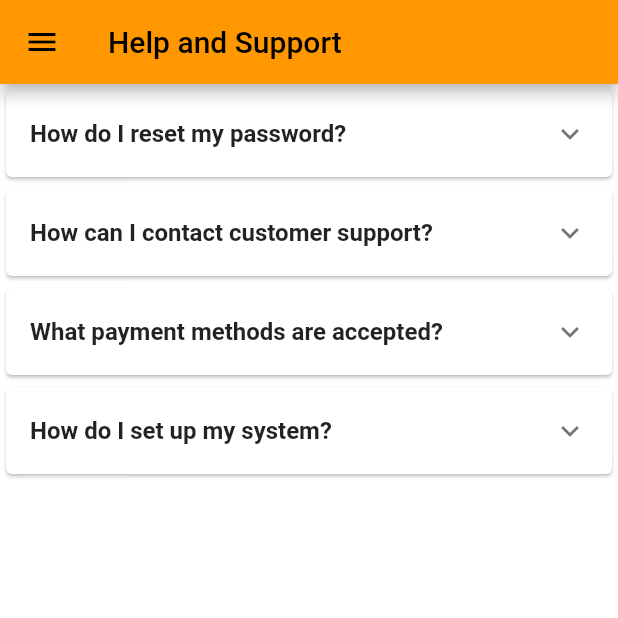
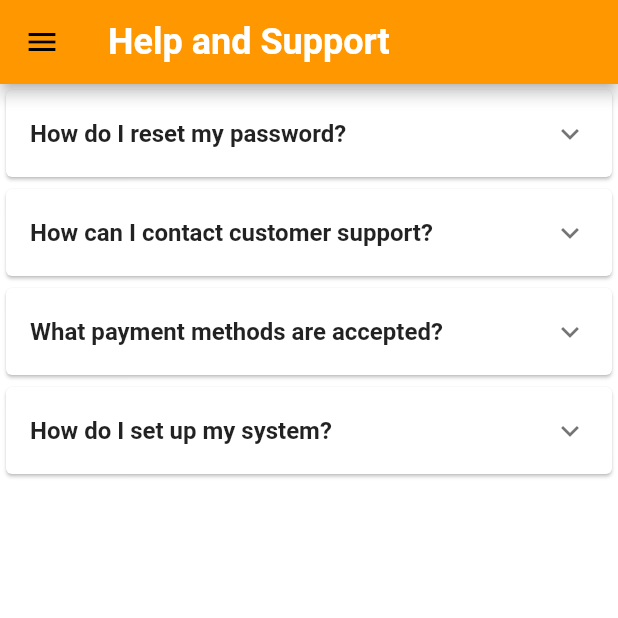
Before and after one commit to smazharzaidi/landregistryapp, a Flutter app: the SalePurchase screen opened directly, after a tap on the "menu" icon, after a tap on "Help & Support", on a phone screen of 412 x 824 dp, the top half of it. Run offline on Flutter 3.47's test engine with Material 2 defaults, Android fonts, the phone set to English and light mode, and no system bars; our stand-ins replace cloud_firestore, firebase_auth, firebase_core, google_fonts, google_maps_flutter; accounts and stored records are empty; network calls fail.

Commit message:
Kuch bhi 5

```diff
--- a/lib/help_support.dart
+++ b/lib/help_support.dart
@@ -47,7 +47,14 @@ class _HelpSupportPageState extends State<HelpSupportPage> {
     return Scaffold(
       backgroundColor: Colors.white,
       appBar: AppBar(
-        title: Text('Help and Support'),
+        title: Text('Help and Support',
+            style: TextStyle(
+                  color: Colors.white,
+                  fontSize: 24,
+                  fontWeight: FontWeight.bold,
+
+                ),
+            ),
       ),
       drawer: Drawer(
         child: ListView(
@@ -61,6 +68,7 @@ class _HelpSupportPageState extends State<HelpSupportPage> {
                 style: TextStyle(
                   color: Colors.white,
                   fontSize: 24,
+                  fontWeight: FontWeight.bold,
                 ),
               ),
             ),
--- a/lib/homepage.dart
+++ b/lib/homepage.dart
@@ -37,6 +37,7 @@ class HomePage extends StatelessWidget {
                 style: TextStyle(
                   color: Colors.white,
                   fontSize: 24,
+                  fontWeight: FontWeight.bold,
                 ),
               ),
             ),
--- a/lib/main.dart
+++ b/lib/main.dart
@@ -1,4 +1,5 @@
 import 'package:flutter/material.dart';
+import 'package:semester_project/profile.dart';
 import 'signup.dart';
 import 'package:firebase_core/firebase_core.dart';
 import 'firebase_options.dart';
--- a/lib/sale_purchase.dart
+++ b/lib/sale_purchase.dart
@@ -7,7 +7,7 @@ import 'package:google_fonts/google_fonts.dart';
 import 'help_support.dart';
 import 'package:cloud_firestore/cloud_firestore.dart';
 import 'package:firebase_auth/firebase_auth.dart';
-
+import 'login.dart';
 import 'profile.dart';
 
 class CNICInputFormatter extends TextInputFormatter {
@@ -237,14 +237,16 @@ class _SalePurchaseState extends State<SalePurchase> {
         title: Text(
           'Sell Your Land',
           style: GoogleFonts.sora(
-            fontSize: 18,
+            fontSize: 24,
             fontWeight: FontWeight.bold,
+            color: Colors.white,
+
           ),
         ),
         leading: IconButton(
           icon: const Icon(
             Icons.menu,
-            color: Colors.white,
+            color: Color.fromARGB(255, 10, 10, 10),
           ),
           onPressed: () {
             _openDrawer(context);
@@ -263,6 +265,7 @@ class _SalePurchaseState extends State<SalePurchase> {
                 style: TextStyle(
                   color: Colors.white,
                   fontSize: 24,
+                  fontWeight: FontWeight.bold,
                 ),
               ),
             ),
@@ -285,7 +288,7 @@ class _SalePurchaseState extends State<SalePurchase> {
                 );
               },
             ),
-            ListTile(
+           ListTile(
               title: Text('Logout'),
               onTap: () => _logout(context),
             ),
@@ -454,13 +457,18 @@ class _SalePurchaseState extends State<SalePurchase> {
   }
 }
 
-class _logout {
-  _logout(BuildContext context);
-}
+  void _logout(BuildContext context) async {
+    await FirebaseAuth.instance.signOut();
+    Navigator.pushReplacement(
+      context,
+      MaterialPageRoute(builder: (context) => Login()),
+    );
+  }
 
 void main() {
   runApp(MyApp());
 }
+
 
 class MyApp extends StatelessWidget {
   @override
```
Also changed, not shown: lib/profile.dart (+106 -4 lines).
